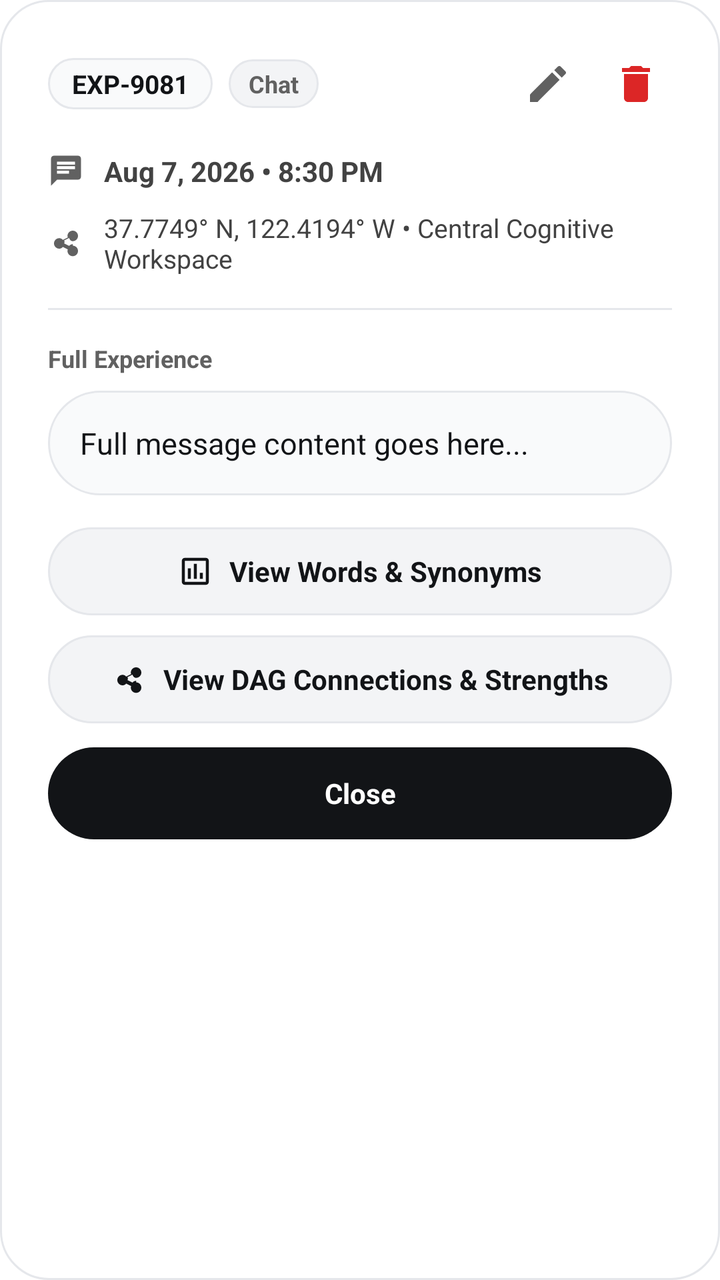
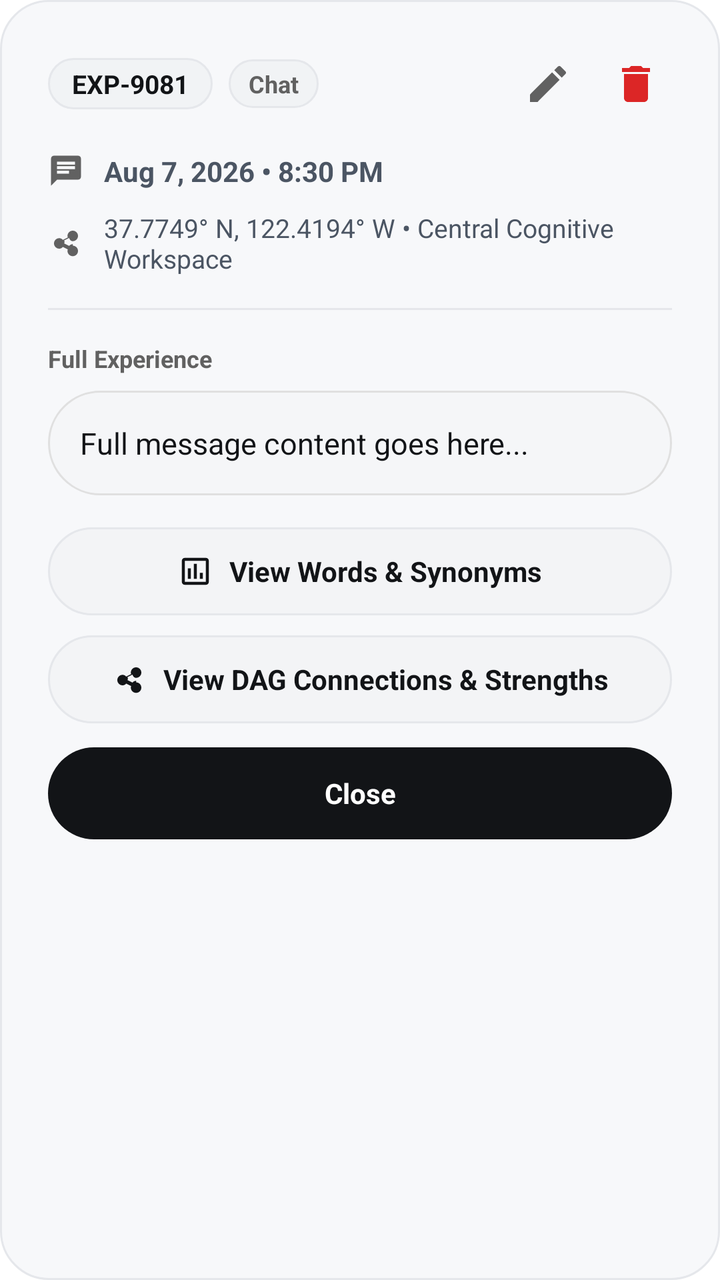

Compare the two renders of this Android layout. The source of the first and the diff that turns it into the second are given below.
<!-- AndroidManifest.xml: application theme Theme.AppTempeLate -->
<!-- res/layout/dialog_memory_detail.xml -->
<?xml version="1.0" encoding="utf-8"?>
<LinearLayout xmlns:android="http://schemas.android.com/apk/res/android"
    xmlns:app="http://schemas.android.com/apk/res-auto"
    android:layout_width="match_parent"
    android:layout_height="wrap_content"
    android:background="@drawable/bg_dialog_rounded"
    android:orientation="vertical"
    android:padding="24dp">

    
    <RelativeLayout
        android:layout_width="match_parent"
        android:layout_height="wrap_content">

        
        <LinearLayout
            android:layout_width="wrap_content"
            android:layout_height="wrap_content"
            android:layout_alignParentStart="true"
            android:layout_centerVertical="true"
            android:gravity="center_vertical"
            android:orientation="horizontal">

            <TextView
                android:id="@+id/tvDetailExpId"
                android:layout_width="wrap_content"
                android:layout_height="wrap_content"
                android:background="@drawable/bg_profile_avatar_rounded"
                android:paddingHorizontal="12dp"
                android:paddingVertical="4dp"
                android:text="EXP-9081"
                android:textColor="#121417"
                android:textSize="13sp"
                android:textStyle="bold" />

            <TextView
                android:id="@+id/tvDetailTag"
                android:layout_width="wrap_content"
                android:layout_height="wrap_content"
                android:layout_marginStart="8dp"
                android:background="@drawable/bg_tag_rounded"
                android:paddingHorizontal="10dp"
                android:paddingVertical="4dp"
                android:text="Chat"
                android:textColor="#616161"
                android:textSize="12sp"
                android:textStyle="bold" />

        </LinearLayout>

        
        <LinearLayout
            android:layout_width="wrap_content"
            android:layout_height="wrap_content"
            android:layout_alignParentEnd="true"
            android:layout_centerVertical="true"
            android:gravity="center_vertical"
            android:orientation="horizontal">

            
            <ImageButton
                android:id="@+id/ibDetailEdit"
                android:layout_width="36dp"
                android:layout_height="36dp"
                android:background="?attr/selectableItemBackgroundBorderless"
                android:contentDescription="Edit Experience"
                android:padding="7dp"
                android:src="@drawable/ic_edit"
                app:tint="#616161" />

            
            <ImageButton
                android:id="@+id/ibDetailDelete"
                android:layout_width="36dp"
                android:layout_height="36dp"
                android:layout_marginStart="8dp"
                android:background="?attr/selectableItemBackgroundBorderless"
                android:contentDescription="Delete Experience"
                android:padding="7dp"
                android:src="@drawable/ic_trash"
                app:tint="#DC2626" />

        </LinearLayout>

    </RelativeLayout>

    
    <LinearLayout
        android:layout_width="match_parent"
        android:layout_height="wrap_content"
        android:layout_marginTop="16dp"
        android:gravity="center_vertical"
        android:orientation="horizontal">

        <ImageView
            android:layout_width="18dp"
            android:layout_height="18dp"
            android:src="@drawable/ic_chat_history"
            app:tint="#616161"
            android:contentDescription="Time Icon" />

        <TextView
            android:id="@+id/tvDetailTimestamp"
            android:layout_width="wrap_content"
            android:layout_height="wrap_content"
            android:layout_marginStart="10dp"
            android:text="Aug 7, 2026 • 8:30 PM"
            android:textColor="#424242"
            android:textSize="14sp"
            android:textStyle="bold" />

    </LinearLayout>

    
    <LinearLayout
        android:layout_width="match_parent"
        android:layout_height="wrap_content"
        android:layout_marginTop="10dp"
        android:gravity="center_vertical"
        android:orientation="horizontal">

        <ImageView
            android:layout_width="18dp"
            android:layout_height="18dp"
            android:src="@drawable/ic_connections"
            app:tint="#616161"
            android:contentDescription="Location Icon" />

        <TextView
            android:id="@+id/tvDetailLocation"
            android:layout_width="wrap_content"
            android:layout_height="wrap_content"
            android:layout_marginStart="10dp"
            android:text="37.7749° N, 122.4194° W • Central Cognitive Workspace"
            android:textColor="#424242"
            android:textSize="13sp" />

    </LinearLayout>

    <View
        android:layout_width="match_parent"
        android:layout_height="1dp"
        android:layout_marginVertical="16dp"
        android:background="#E5E7EB" />

    
    <TextView
        android:layout_width="wrap_content"
        android:layout_height="wrap_content"
        android:text="Full Experience"
        android:textColor="#616161"
        android:textSize="12sp"
        android:textStyle="bold" />

    
    <ScrollView
        android:layout_width="match_parent"
        android:layout_height="wrap_content"
        android:layout_marginTop="8dp"
        android:maxHeight="200dp">

        <TextView
            android:id="@+id/tvDetailFullMessage"
            android:layout_width="match_parent"
            android:layout_height="wrap_content"
            android:background="@drawable/bg_floating_chat_box"
            android:lineSpacingExtra="4dp"
            android:padding="16dp"
            android:text="Full message content goes here..."
            android:textColor="#121417"
            android:textSize="15sp" />

    </ScrollView>

    
    <androidx.recyclerview.widget.RecyclerView
        android:id="@+id/rvDetailAttachments"
        android:layout_width="match_parent"
        android:layout_height="wrap_content"
        android:layout_marginTop="12dp"
        android:orientation="horizontal"
        android:visibility="gone"
        app:layoutManager="androidx.recyclerview.widget.LinearLayoutManager" />

    
    <LinearLayout
        android:id="@+id/btnDetailWordsSynonyms"
        android:layout_width="match_parent"
        android:layout_height="44dp"
        android:layout_marginTop="16dp"
        android:background="@drawable/bg_button_cancel_pill"
        android:clickable="true"
        android:focusable="true"
        android:gravity="center"
        android:orientation="horizontal">

        <ImageView
            android:layout_width="18dp"
            android:layout_height="18dp"
            android:src="@drawable/ic_insights"
            app:tint="#121417"
            android:contentDescription="Words Icon" />

        <TextView
            android:layout_width="wrap_content"
            android:layout_height="wrap_content"
            android:layout_marginStart="8dp"
            android:text="View Words &amp; Synonyms"
            android:textColor="#121417"
            android:textSize="14sp"
            android:textStyle="bold" />

    </LinearLayout>

    
    <LinearLayout
        android:id="@+id/btnDetailDagConnections"
        android:layout_width="match_parent"
        android:layout_height="44dp"
        android:layout_marginTop="10dp"
        android:background="@drawable/bg_button_cancel_pill"
        android:clickable="true"
        android:focusable="true"
        android:gravity="center"
        android:orientation="horizontal">

        <ImageView
            android:layout_width="18dp"
            android:layout_height="18dp"
            android:src="@drawable/ic_connections"
            app:tint="#121417"
            android:contentDescription="Connections Icon" />

        <TextView
            android:layout_width="wrap_content"
            android:layout_height="wrap_content"
            android:layout_marginStart="8dp"
            android:text="View DAG Connections &amp; Strengths"
            android:textColor="#121417"
            android:textSize="14sp"
            android:textStyle="bold" />

    </LinearLayout>

    
    <TextView
        android:id="@+id/btnDetailClose"
        android:layout_width="match_parent"
        android:layout_height="46dp"
        android:layout_marginTop="12dp"
        android:background="@drawable/bg_button_save_pill"
        android:clickable="true"
        android:focusable="true"
        android:gravity="center"
        android:text="Close"
        android:textColor="#FFFFFF"
        android:textSize="14sp"
        android:textStyle="bold" />

</LinearLayout>
<!-- resources referenced by this layout -->
<resources>
  <!-- drawable bg_button_cancel_pill (drawable) -->
  <?xml version="1.0" encoding="utf-8"?>
  <ripple xmlns:android="http://schemas.android.com/apk/res/android"
      android:color="#E5E7EB">
      <item>
          <shape android:shape="rectangle">
              <solid android:color="#F3F4F6" />
              <corners android:radius="24dp" />
              <stroke
                  android:width="1dp"
                  android:color="#E5E7EB" />
          </shape>
      </item>
  </ripple>
  <!-- drawable bg_button_save_pill (drawable) -->
  <?xml version="1.0" encoding="utf-8"?>
  <ripple xmlns:android="http://schemas.android.com/apk/res/android"
      android:color="#374151">
      <item>
          <shape android:shape="rectangle">
              <solid android:color="#121417" />
              <corners android:radius="24dp" />
          </shape>
      </item>
  </ripple>
  <!-- drawable bg_dialog_rounded (drawable) -->
  <?xml version="1.0" encoding="utf-8"?>
  <shape xmlns:android="http://schemas.android.com/apk/res/android"
      android:shape="rectangle">
      <solid android:color="#FFFFFF" />
      <corners android:radius="24dp" />
      <stroke
          android:width="1dp"
          android:color="#E5E7EB" />
  </shape>
  <!-- drawable bg_floating_chat_box (drawable) -->
  <?xml version="1.0" encoding="utf-8"?>
  <shape xmlns:android="http://schemas.android.com/apk/res/android"
      android:shape="rectangle">
      <solid android:color="#F9FAFB" />
      <corners android:radius="28dp" />
      <stroke
          android:width="1dp"
          android:color="#E5E7EB" />
  </shape>
  <!-- drawable bg_profile_avatar_rounded (drawable) -->
  <?xml version="1.0" encoding="utf-8"?>
  <shape xmlns:android="http://schemas.android.com/apk/res/android"
      android:shape="rectangle">
      <solid android:color="#F9FAFB" />
      <corners android:radius="16dp" />
      <stroke
          android:width="1dp"
          android:color="#E5E7EB" />
  </shape>
  <!-- drawable bg_tag_rounded (drawable) -->
  <?xml version="1.0" encoding="utf-8"?>
  <shape xmlns:android="http://schemas.android.com/apk/res/android"
      android:shape="rectangle">
      <solid android:color="#F3F4F6" />
      <corners android:radius="12dp" />
      <stroke
          android:width="1dp"
          android:color="#E5E7EB" />
  </shape>
  <style name="Theme.AppTempeLate" parent="Theme.MaterialComponents.DayNight.NoActionBar">
          
          <item name="windowActionBar">false</item>
          <item name="windowNoTitle">true</item>
          <item name="android:windowActionBar">false</item>
          <item name="android:windowNoTitle">true</item>
  
          
          <item name="android:windowBackground">@color/white</item>
          <item name="android:statusBarColor">@color/white</item>
          <item name="android:windowLightStatusBar">true</item>
          <item name="android:navigationBarColor">@color/white</item>
      </style>
  <color name="white">#FFFFFF</color>
  <!-- unchanged entries left out for length: 5 -->
</resources>

<!-- the commit's change to res/layout/dialog_memory_detail.xml (unified diff, before → after) -->
@@ -29,7 +29,7 @@
                 android:paddingHorizontal="12dp"
                 android:paddingVertical="4dp"
                 android:text="EXP-9081"
-                android:textColor="#121417"
+                android:textColor="@color/text_primary"
                 android:textSize="13sp"
                 android:textStyle="bold" />
 
@@ -42,7 +42,7 @@
                 android:paddingHorizontal="10dp"
                 android:paddingVertical="4dp"
                 android:text="Chat"
-                android:textColor="#616161"
+                android:textColor="@color/text_secondary"
                 android:textSize="12sp"
                 android:textStyle="bold" />
 
@@ -66,7 +66,7 @@
                 android:contentDescription="Edit Experience"
                 android:padding="7dp"
                 android:src="@drawable/ic_edit"
-                app:tint="#616161" />
+                app:tint="@color/text_secondary" />
 
             
             <ImageButton
@@ -96,7 +96,7 @@
             android:layout_width="18dp"
             android:layout_height="18dp"
             android:src="@drawable/ic_chat_history"
-            app:tint="#616161"
+            app:tint="@color/text_secondary"
             android:contentDescription="Time Icon" />
 
         <TextView
@@ -105,7 +105,7 @@
             android:layout_height="wrap_content"
             android:layout_marginStart="10dp"
             android:text="Aug 7, 2026 • 8:30 PM"
-            android:textColor="#424242"
+            android:textColor="@color/text_tertiary"
             android:textSize="14sp"
             android:textStyle="bold" />
 
@@ -123,7 +123,7 @@
             android:layout_width="18dp"
             android:layout_height="18dp"
             android:src="@drawable/ic_connections"
-            app:tint="#616161"
+            app:tint="@color/text_secondary"
             android:contentDescription="Location Icon" />
 
         <TextView
@@ -132,7 +132,7 @@
             android:layout_height="wrap_content"
             android:layout_marginStart="10dp"
             android:text="37.7749° N, 122.4194° W • Central Cognitive Workspace"
-            android:textColor="#424242"
+            android:textColor="@color/text_tertiary"
             android:textSize="13sp" />
 
     </LinearLayout>
@@ -141,14 +141,14 @@
         android:layout_width="match_parent"
         android:layout_height="1dp"
         android:layout_marginVertical="16dp"
-        android:background="#E5E7EB" />
+        android:background="@color/app_card_border" />
 
     
     <TextView
         android:layout_width="wrap_content"
         android:layout_height="wrap_content"
         android:text="Full Experience"
-        android:textColor="#616161"
+        android:textColor="@color/text_secondary"
         android:textSize="12sp"
         android:textStyle="bold" />
 
@@ -167,7 +167,7 @@
             android:lineSpacingExtra="4dp"
             android:padding="16dp"
             android:text="Full message content goes here..."
-            android:textColor="#121417"
+            android:textColor="@color/text_primary"
             android:textSize="15sp" />
 
     </ScrollView>
@@ -198,7 +198,7 @@
             android:layout_width="18dp"
             android:layout_height="18dp"
             android:src="@drawable/ic_insights"
-            app:tint="#121417"
+            app:tint="@color/text_primary"
             android:contentDescription="Words Icon" />
 
         <TextView
@@ -206,7 +206,7 @@
             android:layout_height="wrap_content"
             android:layout_marginStart="8dp"
             android:text="View Words &amp; Synonyms"
-            android:textColor="#121417"
+            android:textColor="@color/text_primary"
             android:textSize="14sp"
             android:textStyle="bold" />
 
@@ -228,7 +228,7 @@
             android:layout_width="18dp"
             android:layout_height="18dp"
             android:src="@drawable/ic_connections"
-            app:tint="#121417"
+            app:tint="@color/text_primary"
             android:contentDescription="Connections Icon" />
 
         <TextView
@@ -236,7 +236,7 @@
             android:layout_height="wrap_content"
             android:layout_marginStart="8dp"
             android:text="View DAG Connections &amp; Strengths"
-            android:textColor="#121417"
+            android:textColor="@color/text_primary"
             android:textSize="14sp"
             android:textStyle="bold" />
 
@@ -253,7 +253,7 @@
         android:focusable="true"
         android:gravity="center"
         android:text="Close"
-        android:textColor="#FFFFFF"
+        android:textColor="@color/app_window_background"
         android:textSize="14sp"
         android:textStyle="bold" />
 
<!-- resource entries referenced after the edit -->
@@ -1,26 +1,31 @@
 <!-- resources referenced by this layout -->
 <resources>
+  <color name="app_card_border">#E5E7EB</color>
+  <color name="app_window_background">#FFFFFF</color>
+  <color name="text_primary">#121417</color>
+  <color name="text_secondary">#616161</color>
+  <color name="text_tertiary">#4B5563</color>
   <!-- drawable bg_button_cancel_pill (drawable) -->
   <?xml version="1.0" encoding="utf-8"?>
   <ripple xmlns:android="http://schemas.android.com/apk/res/android"
-      android:color="#E5E7EB">
+      android:color="#1F000000">
       <item>
           <shape android:shape="rectangle">
-              <solid android:color="#F3F4F6" />
+              <solid android:color="@color/app_card_background" />
               <corners android:radius="24dp" />
               <stroke
                   android:width="1dp"
-                  android:color="#E5E7EB" />
+                  android:color="@color/app_card_border" />
           </shape>
       </item>
   </ripple>
   <!-- drawable bg_button_save_pill (drawable) -->
   <?xml version="1.0" encoding="utf-8"?>
   <ripple xmlns:android="http://schemas.android.com/apk/res/android"
-      android:color="#374151">
+      android:color="@color/app_icon_button_background">
       <item>
           <shape android:shape="rectangle">
-              <solid android:color="#121417" />
+              <solid android:color="@color/text_primary" />
               <corners android:radius="24dp" />
           </shape>
       </item>
@@ -29,56 +34,62 @@
   <?xml version="1.0" encoding="utf-8"?>
   <shape xmlns:android="http://schemas.android.com/apk/res/android"
       android:shape="rectangle">
-      <solid android:color="#FFFFFF" />
+      <solid android:color="@color/app_surface_background" />
       <corners android:radius="24dp" />
       <stroke
           android:width="1dp"
-          android:color="#E5E7EB" />
+          android:color="@color/app_card_border" />
   </shape>
   <!-- drawable bg_floating_chat_box (drawable) -->
   <?xml version="1.0" encoding="utf-8"?>
   <shape xmlns:android="http://schemas.android.com/apk/res/android"
       android:shape="rectangle">
-      <solid android:color="#F9FAFB" />
+      <solid android:color="@color/chat_box_bg" />
       <corners android:radius="28dp" />
       <stroke
           android:width="1dp"
-          android:color="#E5E7EB" />
+          android:color="@color/chat_box_border" />
   </shape>
   <!-- drawable bg_profile_avatar_rounded (drawable) -->
   <?xml version="1.0" encoding="utf-8"?>
   <shape xmlns:android="http://schemas.android.com/apk/res/android"
       android:shape="rectangle">
-      <solid android:color="#F9FAFB" />
+      <solid android:color="@color/app_icon_button_background" />
       <corners android:radius="16dp" />
       <stroke
           android:width="1dp"
-          android:color="#E5E7EB" />
+          android:color="@color/app_card_border" />
   </shape>
   <!-- drawable bg_tag_rounded (drawable) -->
   <?xml version="1.0" encoding="utf-8"?>
   <shape xmlns:android="http://schemas.android.com/apk/res/android"
       android:shape="rectangle">
-      <solid android:color="#F3F4F6" />
+      <solid android:color="@color/app_icon_button_background" />
       <corners android:radius="12dp" />
       <stroke
           android:width="1dp"
-          android:color="#E5E7EB" />
+          android:color="@color/app_card_border" />
   </shape>
-  <style name="Theme.AppTempeLate" parent="Theme.MaterialComponents.DayNight.NoActionBar">
+  <style name="Theme.AppTempeLate" parent="Theme.Material3.DayNight.NoActionBar">
           
           <item name="windowActionBar">false</item>
           <item name="windowNoTitle">true</item>
           <item name="android:windowActionBar">false</item>
           <item name="android:windowNoTitle">true</item>
   
-          
-          <item name="android:windowBackground">@color/white</item>
-          <item name="android:statusBarColor">@color/white</item>
+          <item name="android:windowBackground">@color/app_window_background</item>
+          <item name="android:statusBarColor">@color/app_window_background</item>
+          <item name="android:navigationBarColor">@color/app_window_background</item>
           <item name="android:windowLightStatusBar">true</item>
-          <item name="android:navigationBarColor">@color/white</item>
+          <item name="colorSurface">@color/app_surface_background</item>
+          <item name="colorOnSurface">@color/text_primary</item>
+          <item name="colorBackgroundFloating">@color/app_surface_background</item>
       </style>
-  <color name="white">#FFFFFF</color>
+  <color name="app_card_background">#F3F4F6</color>
+  <color name="app_icon_button_background">#F1F3F5</color>
+  <color name="app_surface_background">#F7F8FA</color>
+  <color name="chat_box_bg">#F5F6F8</color>
+  <color name="chat_box_border">#E0E0E0</color>
   <!-- unchanged entries left out for length: 5 -->
 </resources>
 
